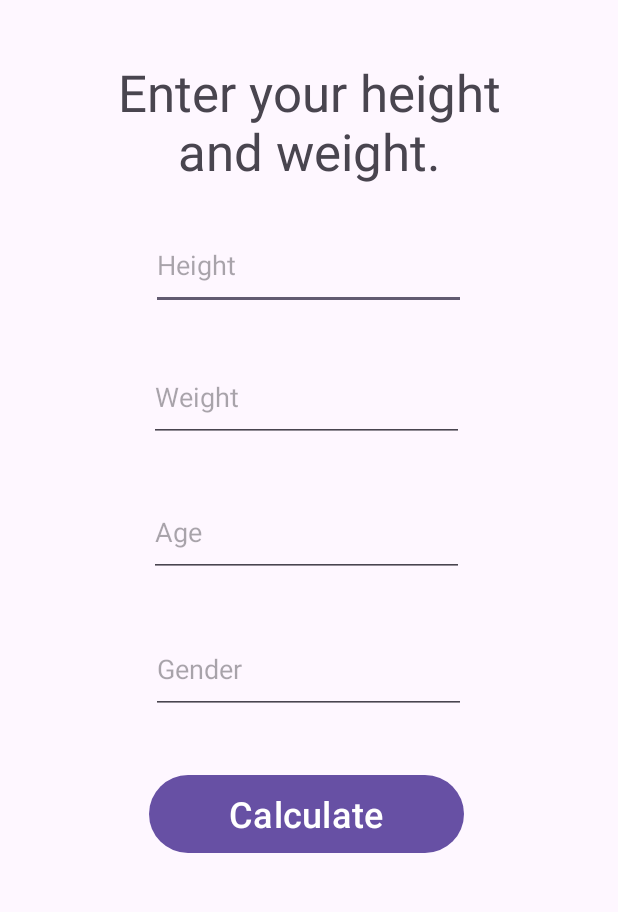
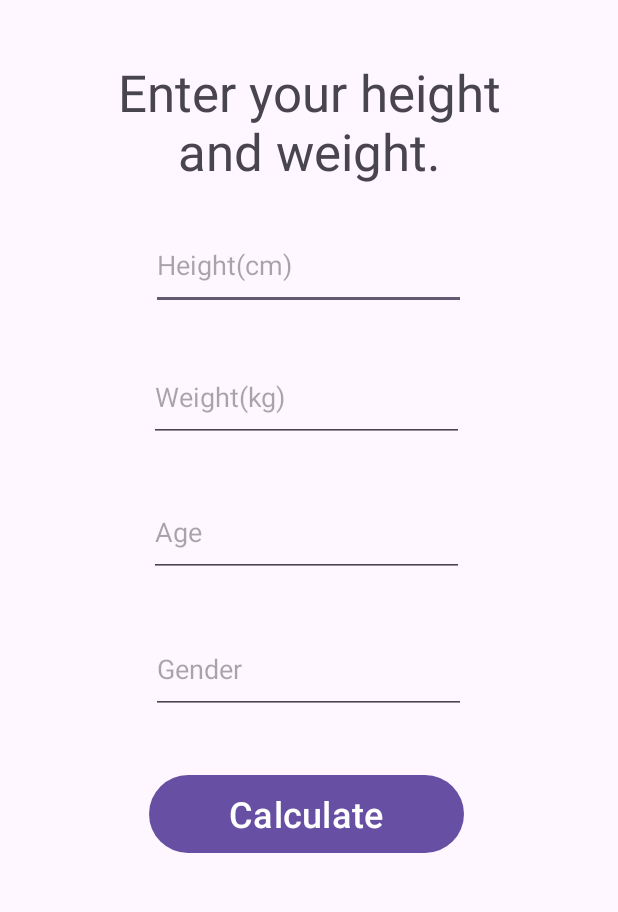
Before and after one commit to boranonder/Project3fitness, an Android app: the NutritionCalcActivity screen opened directly, with no data from a screen before it, after a tap on "Calculate", on a phone screen of 412 x 824 dp, the part 266-1178 px from its top. Run offline under Robolectric (Android 15) with nearby library versions, the phone set to English and light mode, and no system bars; 3 statements that could not run were skipped.

Commit message:
changes
changes

```diff
--- a/app/src/main/AndroidManifest.xml
+++ b/app/src/main/AndroidManifest.xml
@@ -12,6 +12,9 @@
         android:supportsRtl="true"
         android:theme="@style/Theme.FitnessApp"
         tools:targetApi="31">
+        <activity
+            android:name=".CalculatedActivity"
+            android:exported="false" />
         <activity
             android:name=".ArmActivity"
             android:exported="false" />
--- a/app/src/main/java/com/example/fitnessapp/NutritionCalcActivity.java
+++ b/app/src/main/java/com/example/fitnessapp/NutritionCalcActivity.java
@@ -1,9 +1,12 @@
 package com.example.fitnessapp;
 
+import android.content.Intent;
 import android.os.Bundle;
 import android.view.View;
 import android.widget.Button;
 import android.widget.EditText;
+import android.widget.ImageView;
+import android.widget.TextView;
 import android.widget.Toast;
 
 import androidx.appcompat.app.AppCompatActivity;
@@ -12,39 +15,65 @@ public class NutritionCalcActivity extends AppCompatActivity {
     EditText heightText;
     EditText weightText;
     Button CalculateButton;
+    EditText AgeText;
+    EditText GenderText;
+    double bmi;
+    double bmr;
+    double dcn;
+
     @Override
     protected void onCreate(Bundle savedInstanceState) {
         super.onCreate(savedInstanceState);
         setContentView(R.layout.activity_nutritioncalc);
         heightText = findViewById(R.id.HeightText);
         weightText = findViewById(R.id.WeightText);
+        AgeText = findViewById(R.id.AgeText);
+        GenderText = findViewById(R.id.GenderText);
         CalculateButton = findViewById(R.id.CalculationButton);
         CalculateButton.setOnClickListener(
                 new View.OnClickListener() {
                     @Override
-                    public void onClick(View view) {
-                        calculateBMI();
-                    }
+                    public void onClick(View view)
+                        {
+                        isEveryTextTrue();
+
+                        }
                 });
     }
-    private void calculateBMI() {
+
+    public void isEveryTextTrue () {
+        String ageStr = AgeText.getText().toString();
+        String gender = GenderText.getText().toString().toLowerCase();
         String heightStr = heightText.getText().toString();
         String weightStr = weightText.getText().toString();
+        if (heightStr.isEmpty() || weightStr.isEmpty() || ageStr.isEmpty() || gender.isEmpty()) {
+            Toast.makeText(getApplicationContext(), "Please enter all informations above.", Toast.LENGTH_SHORT).show();
+        }
+        double height = Double.parseDouble(heightStr);
+        double weight = Double.parseDouble(weightStr);
+        double age = Double.parseDouble(ageStr);
 
-        if (heightStr.isEmpty() || weightStr.isEmpty()) {
-            Toast.makeText(getApplicationContext(), "Please enter both height and weight", Toast.LENGTH_SHORT).show();
-            return;
+        bmi = weight / (height/100 * height/100);
+
+        if (gender.equals("male")) {
+            bmr = 66.47 + (13.75 * weight) + (5 * height) - (6.76 * age);
+        }
+        else {
+            bmr = 655.10 + (9.56 * weight) + (1.85 * height) - (4.68 * age);
         }
 
-        double height = Double.parseDouble(heightStr);
-        double weight = Double.parseDouble(weightStr);
 
-        double bmi = CalculationBMI(height, weight);
 
-        Toast.makeText(getApplicationContext(), "BMI: " + bmi, Toast.LENGTH_SHORT).show();
+        if(!(age>0 && age<120 && (gender.equals("male") ||gender.equals("female")) && weight<300 && weight >0 && height > 0 && height < 300)) {
+            Toast.makeText(getApplicationContext(), "Please enter valid informations ", Toast.LENGTH_SHORT).show();
+        }
+        if (age>0 && age<120 && (gender.equals("male") ||gender.equals("female")) && weight<300 && weight >0 && height > 0 && height < 300) {
+            Intent intent = new Intent(NutritionCalcActivity.this, CalculatedActivity.class);
+            intent.putExtra("bmi", bmi);
+            intent.putExtra("bmr", bmr);
+            startActivity(intent);
+        }
+
     }
 
-    public double CalculationBMI(double height, double weight) {
-        return weight / (height * height);
-    }
 }
--- a/app/src/main/res/layout/activity_nutritioncalc.xml
+++ b/app/src/main/res/layout/activity_nutritioncalc.xml
@@ -36,7 +36,7 @@
         android:layout_width="210dp"
         android:layout_height="60dp"
         android:ems="10"
-        android:hint="Height"
+        android:hint="Height(cm)"
         android:inputType="text"
         app:layout_constraintBottom_toBottomOf="parent"
         app:layout_constraintEnd_toEndOf="parent"
@@ -50,7 +50,7 @@
         android:layout_width="210dp"
         android:layout_height="60dp"
         android:ems="10"
-        android:hint="Weight"
+        android:hint="Weight(kg)"
         android:inputType="text"
         app:layout_constraintBottom_toBottomOf="parent"
         app:layout_constraintEnd_toEndOf="parent"
--- a/app/src/main/res/values/strings.xml
+++ b/app/src/main/res/values/strings.xml
@@ -1,3 +1,5 @@
 <resources>
     <string name="app_name">FitnessApp</string>
+    <string name="your_bmi">Your BMI: %1$.2f</string>
+    <string name="basal_metabolic_rate">Basal Metabolic Rate: %1$.2f</string>
 </resources>
```
Also changed, not shown: app/src/main/java/com/example/fitnessapp/CalculatedActivity.java (added, +64 -0 lines), app/src/main/java/com/example/fitnessapp/DatabaseHelper.java (added, +115 -0 lines), app/src/main/res/layout/activity_calculated.xml (added, +45 -0 lines), app/src/main/res/drawable/normal_weight_plan.png (added), app/src/main/res/drawable/overweight_plan.png (added), app/src/main/res/drawable/underweight_plan.png (added).
